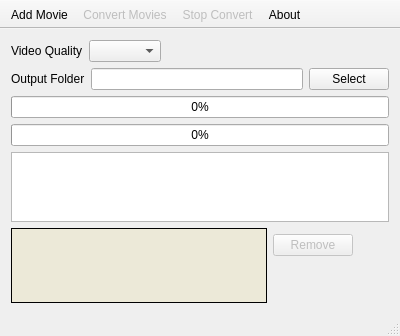
Before: the Qt Designer form mainwindow.ui in xandroalmeida/YAVC, drawn with Qt 5.
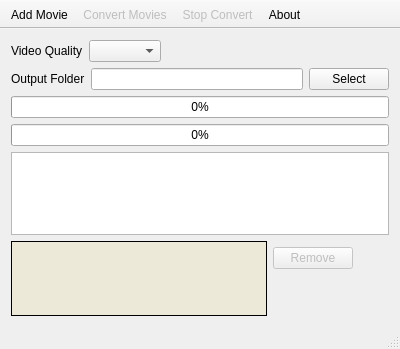
After: the same form once the commit is applied. Icons and pictures are not drawn.

```diff
--- a/mainwindow.ui
+++ b/mainwindow.ui
@@ -7,7 +7,7 @@
     <x>0</x>
     <y>0</y>
     <width>400</width>
-    <height>331</height>
+    <height>349</height>
    </rect>
   </property>
   <property name="windowTitle">
```
